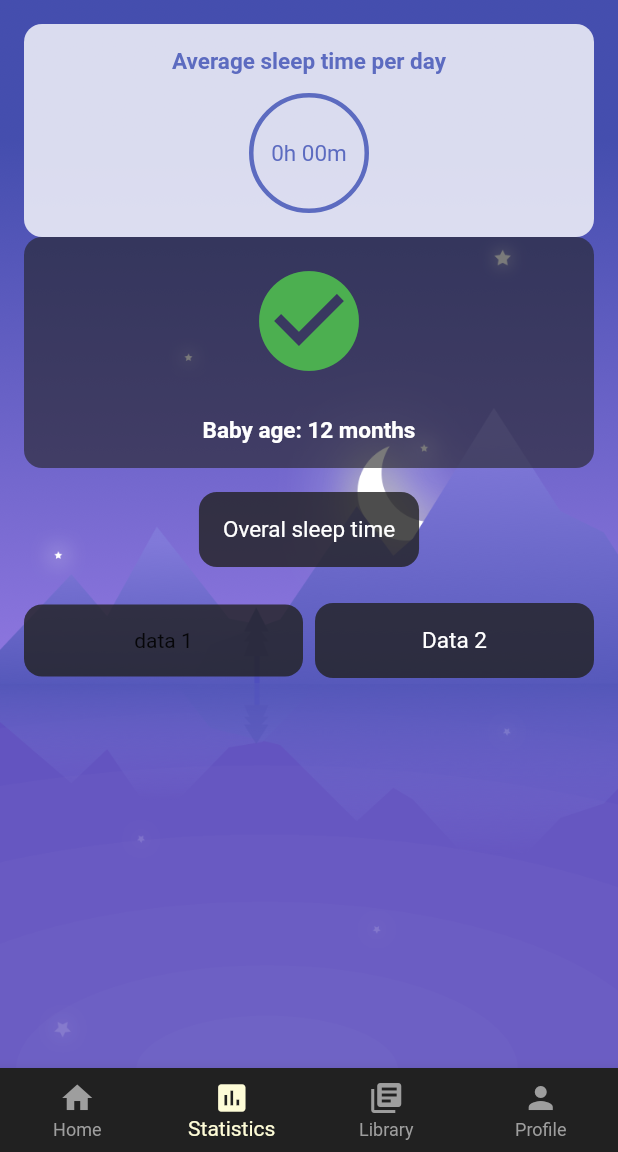
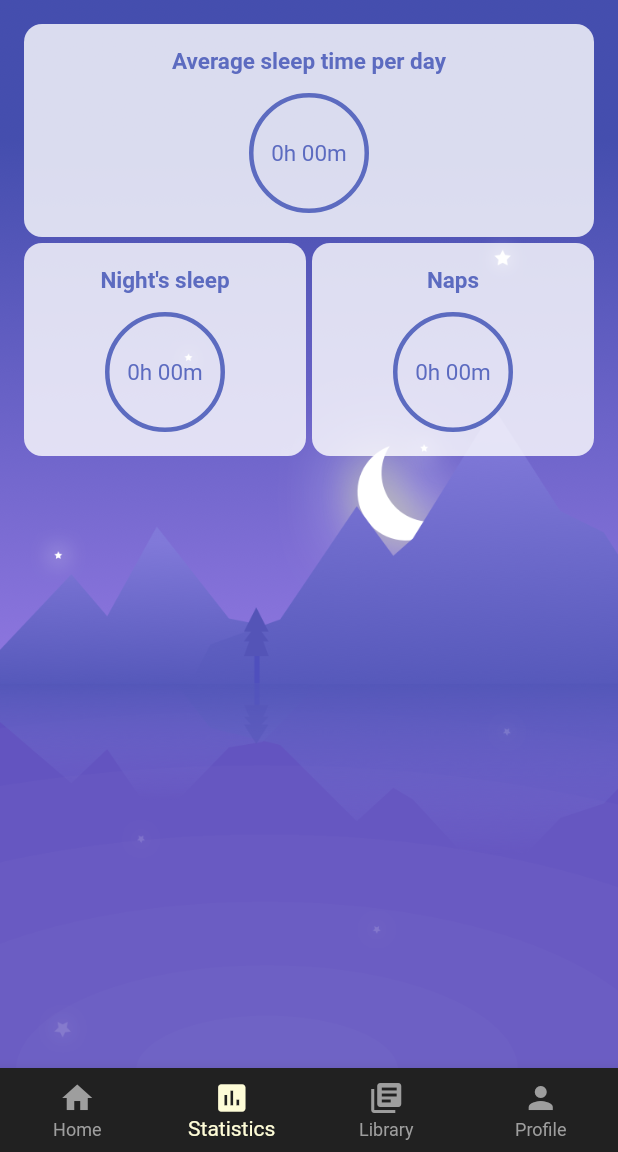
Before and after one commit to nonstappstudio/babymoon, a Flutter app: the screen it shows after launch, swiped to page 2, on a phone screen of 412 x 824 dp, the part 84-1236 px from its top. Run offline on Flutter 3.47's test engine with Material 2 defaults, Android fonts, the phone set to English and light mode, and no system bars; our stand-ins replace flutter_form_builder, numberpicker, sembast.

Commit message:
Records statistics, wip: wrong calcultations

```diff
--- a/lib/ui/pages/home/statistics_tab.dart
+++ b/lib/ui/pages/home/statistics_tab.dart
@@ -40,6 +40,7 @@ class _StatisticsTabState extends State<StatisticsTab> {
                   children: [
                     Text(
                       'Average sleep time per day',
+                      textAlign: TextAlign.center,
                       style: TextStyles.whiteBoldText
                             .copyWith(color: AppStyle.blueyColor),
                     ),
@@ -47,7 +48,7 @@ class _StatisticsTabState extends State<StatisticsTab> {
                     CircleBorderView(
                       child: Text(
                         '${RecordsStatistics
-                            .averageSleepDurationinMinutes(records)}',
+                        .averageSleepDuration(records)}',
                         textAlign: TextAlign.center,
                         style: TextStyles.cardContentStyle,
                       ),
@@ -56,58 +57,67 @@ class _StatisticsTabState extends State<StatisticsTab> {
                 ),
               )
             ),
-            CardLayout(
-              child: Container(
-                width: MediaQuery.of(context).size.width,
-                child: Column(
-                  children: [
-                    Icon(Icons.check_circle, color: Colors.green, size: 80),
-                    Space(24),
-                    Text(
-                      'Baby age: 12 months',
-                      style: TextStyles.whiteBoldText,
-                    ),
-                  ],
-                ),
-              ),
-              color: AppStyle.backgroundColor.withOpacity(0.6),
-              insidePadding: 16,
-            ),
-            Space(16),
-            CardLayout(
-              child: Text(
-                'Overal sleep time',
-                style: TextStyles.mainWhite,
-              ),
-              color: AppStyle.backgroundColor.withOpacity(0.8),
-              insidePadding: 16,
-            ),
-            Space(24),
+            Space(4),
             Row(
               children: [
                 Expanded(
                   flex: 1,
                   child: CardLayout(
-                    child: Center(
-                      child: Text('data 1')
-                    ),
-                    color: AppStyle.backgroundColor.withOpacity(0.8),
                     insidePadding: 16,
-                  )
+                    color: Colors.white.withOpacity(0.8),
+                    child: Container(
+                      width: MediaQuery.of(context).size.width,
+                      child: Column(
+                        children: [
+                          Text(
+                            "Night's sleep",
+                            textAlign: TextAlign.center,
+                            style: TextStyles.whiteBoldText
+                                  .copyWith(color: AppStyle.blueyColor),
+                          ),
+                          Space(12),
+                          CircleBorderView(
+                            child: Text(
+                              '${RecordsStatistics
+                              .averageSleepDuration(records)}',
+                              textAlign: TextAlign.center,
+                              style: TextStyles.cardContentStyle,
+                            ),
+                          )
+                        ],
+                      ),
+                    )
+                  ),
                 ),
-                Space(8),
+                Space(4),
                 Expanded(
                   flex: 1,
                   child: CardLayout(
-                    child: Center(
-                      child: Text(
-                        'Data 2',
-                        style: TextStyles.mainWhite,
-                      )
-                    ),
-                    color: AppStyle.backgroundColor.withOpacity(0.8),
                     insidePadding: 16,
-                  )
+                    color: Colors.white.withOpacity(0.8),
+                    child: Container(
+                      width: MediaQuery.of(context).size.width,
+                      child: Column(
+                        children: [
+                          Text(
+                            'Naps',
+                            textAlign: TextAlign.center,
+                            style: TextStyles.whiteBoldText
+                                  .copyWith(color: AppStyle.blueyColor),
+                          ),
+                          Space(12),
+                          CircleBorderView(
+                            child: Text(
+                              '${RecordsStatistics
+                              .averageNapsDuration(records)}',
+                              textAlign: TextAlign.center,
+                              style: TextStyles.cardContentStyle,
+                            ),
+                          )
+                        ],
+                      ),
+                    )
+                  ),
                 ),
               ],
             )
@@ -123,9 +133,8 @@ class _StatisticsTabState extends State<StatisticsTab> {
       future: RecordRepository.getAllrecords(),
       builder: (context, snapshot) {
         if (snapshot.hasData) {
+
           records = snapshot.data;
-
-          print(records.length);
 
           return _content(context);
 
--- a/lib/utils/records_statistics.dart
+++ b/lib/utils/records_statistics.dart
@@ -2,7 +2,7 @@ import 'package:babymoon/models/record.dart';
 
 class RecordsStatistics {
 
-  static String averageSleepDurationinMinutes(List<Record> records) {
+  static String averageSleepDuration(List<Record> records) {
 
     int totalSleepTimeInMinutes = 0;
 
@@ -14,4 +14,18 @@ class RecordsStatistics {
 
     return '${avg.split('.')[0]}h ${avg.split('.')[1]}m';
   }
+
+
+  static String averageNapsDuration(List<Record> records) {
+
+    int totalNapsTimeInMinutes = 0;
+
+    records.where((r) => r.type == SleepType.NAP).forEach((r) {
+      totalNapsTimeInMinutes += r.durationInMinutes;
+    });
+
+    String avg = (totalNapsTimeInMinutes / 60).toStringAsFixed(2);
+
+    return '${avg.split('.')[0]}h ${avg.split('.')[1]}m';
+  }
 }
```
